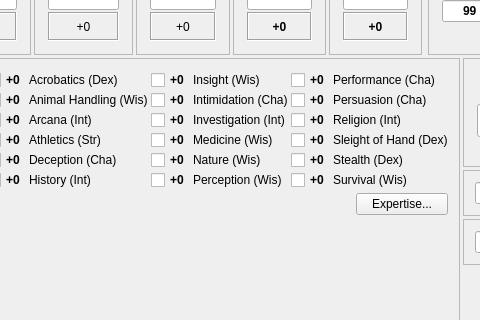
The window that DMHelper/src/characterframe.ui (MMetze/DMHelper) describes before a commit, drawn with Qt 5; both pictures show x 411 to 891 and y 240 to 560 of the 1026 by 734 pixel window.
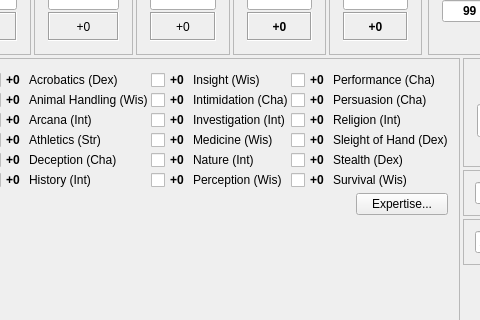
The same window after the commit. The open tabs and pages were chosen to show the change. Icons and pictures are not drawn.

The edit to the form file:
```diff
--- a/DMHelper/src/characterframe.ui
+++ b/DMHelper/src/characterframe.ui
@@ -6,8 +6,8 @@
    <rect>
     <x>0</x>
     <y>0</y>
-    <width>782</width>
-    <height>707</height>
+    <width>1010</width>
+    <height>725</height>
    </rect>
   </property>
   <property name="maximumSize">
@@ -5081,7 +5081,7 @@
                  <item row="4" column="3">
                   <widget class="QLabel" name="label_28">
                    <property name="text">
-                    <string>Nature (Wis)</string>
+                    <string>Nature (Int)</string>
                    </property>
                   </widget>
                  </item>
```
Left out of the diff: 2 changed lines with no effect on the pictures.
